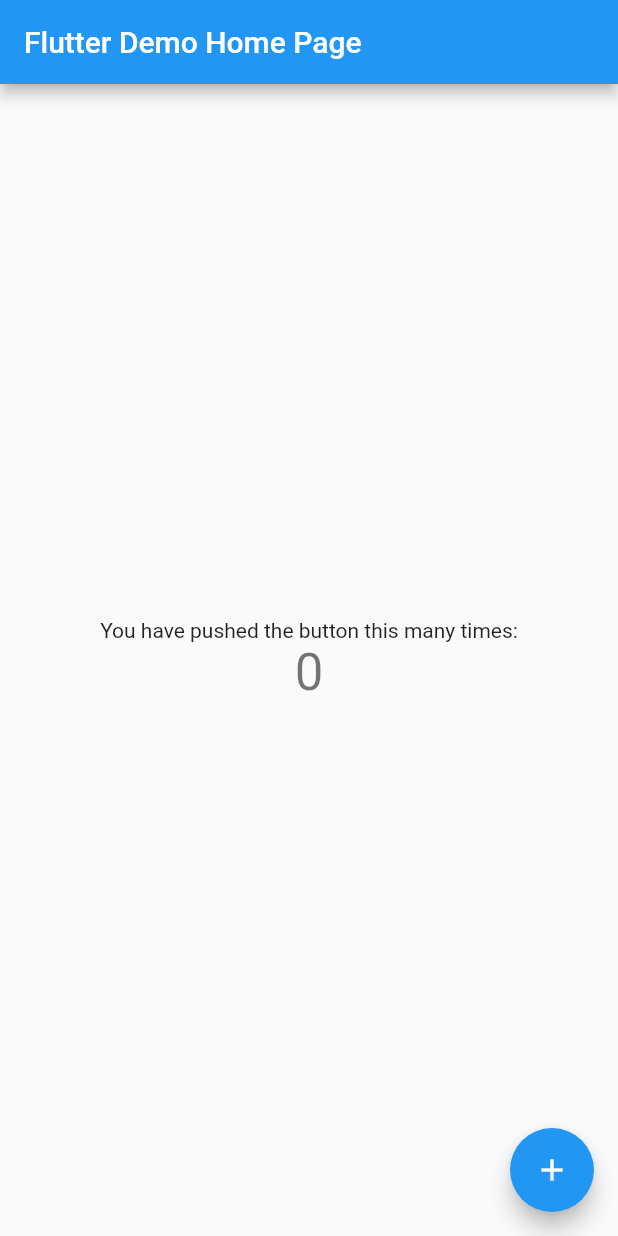
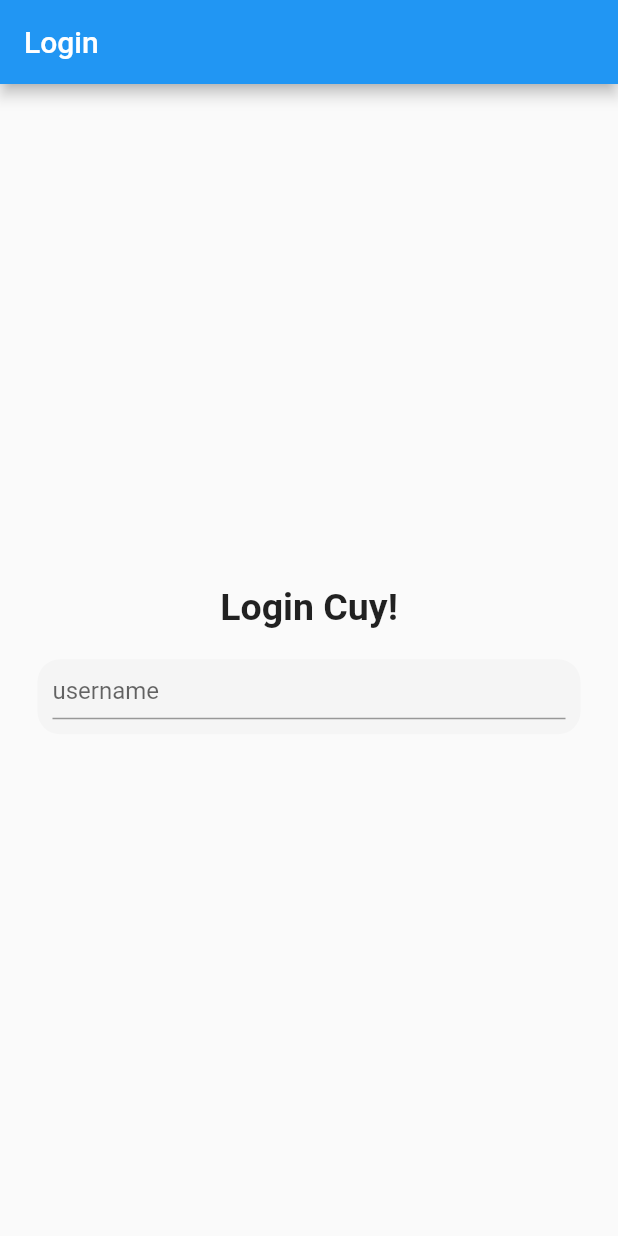
Before and after one commit to irfanrev/try-signin, a Flutter app: the screen it shows after launch, on a phone screen of 412 x 824 dp. Run offline on Flutter 3.47's test engine with Material 2 defaults, Android fonts, the phone set to English and light mode, and no system bars.

Commit message:
form login

```diff
--- a/lib/main.dart
+++ b/lib/main.dart
@@ -24,92 +24,49 @@
         // is not restarted.
         primarySwatch: Colors.blue,
       ),
-      home: const MyHomePage(title: 'Flutter Demo Home Page'),
+      home: const MyHomePage(),
     );
   }
 }
 
-class MyHomePage extends StatefulWidget {
-  const MyHomePage({Key? key, required this.title}) : super(key: key);
-
-  // This widget is the home page of your application. It is stateful, meaning
-  // that it has a State object (defined below) that contains fields that affect
-  // how it looks.
-
-  // This class is the configuration for the state. It holds the values (in this
-  // case the title) provided by the parent (in this case the App widget) and
-  // used by the build method of the State. Fields in a Widget subclass are
-  // always marked "final".
-
-  final String title;
-
-  @override
-  State<MyHomePage> createState() => _MyHomePageState();
-}
-
-class _MyHomePageState extends State<MyHomePage> {
-  int _counter = 0;
-
-  void _incrementCounter() {
-    setState(() {
-      // This call to setState tells the Flutter framework that something has
-      // changed in this State, which causes it to rerun the build method below
-      // so that the display can reflect the updated values. If we changed
-      // _counter without calling setState(), then the build method would not be
-      // called again, and so nothing would appear to happen.
-      _counter++;
-    });
-  }
+class MyHomePage extends StatelessWidget {
+  const MyHomePage({Key? key}) : super(key: key);
 
   @override
   Widget build(BuildContext context) {
-    // This method is rerun every time setState is called, for instance as done
-    // by the _incrementCounter method above.
-    //
-    // The Flutter framework has been optimized to make rerunning build methods
-    // fast, so that you can just rebuild anything that needs updating rather
-    // than having to individually change instances of widgets.
     return Scaffold(
       appBar: AppBar(
-        // Here we take the value from the MyHomePage object that was created by
-        // the App.build method, and use it to set our appbar title.
-        title: Text(widget.title),
+        title: Text('Login'),
       ),
-      body: Center(
-        // Center is a layout widget. It takes a single child and positions it
-        // in the middle of the parent.
-        child: Column(
-          // Column is also a layout widget. It takes a list of children and
-          // arranges them vertically. By default, it sizes itself to fit its
-          // children horizontally, and tries to be as tall as its parent.
-          //
-          // Invoke "debug painting" (press "p" in the console, choose the
-          // "Toggle Debug Paint" action from the Flutter Inspector in Android
-          // Studio, or the "Toggle Debug Paint" command in Visual Studio Code)
-          // to see the wireframe for each widget.
-          //
-          // Column has various properties to control how it sizes itself and
-          // how it positions its children. Here we use mainAxisAlignment to
-          // center the children vertically; the main axis here is the vertical
-          // axis because Columns are vertical (the cross axis would be
-          // horizontal).
-          mainAxisAlignment: MainAxisAlignment.center,
-          children: <Widget>[
-            const Text(
-              'You have pushed the button this many times:',
+      body: Column(
+        mainAxisAlignment: MainAxisAlignment.center,
+        children: [
+          const Text(
+            'Login Cuy!',
+            style: TextStyle(
+              fontSize: 25,
+              fontWeight: FontWeight.bold,
             ),
-            Text(
-              '$_counter',
-              style: Theme.of(context).textTheme.headline4,
+          ),
+          const SizedBox(
+            height: 20,
+          ),
+          Container(
+            padding: EdgeInsets.all(10),
+            decoration: BoxDecoration(
+                color: Colors.grey[100],
+                borderRadius: BorderRadius.circular(15)),
+            margin: EdgeInsets.symmetric(horizontal: 25),
+            width: MediaQuery.of(context).size.width,
+            height: 50,
+            child: const TextField(
+              decoration: InputDecoration(
+                hintText: 'username',
+              ),
             ),
-          ],
-        ),
+          ),
+        ],
       ),
-      floatingActionButton: FloatingActionButton(
-        onPressed: _incrementCounter,
-        tooltip: 'Increment',
-        child: const Icon(Icons.add),
-      ), // This trailing comma makes auto-formatting nicer for build methods.
     );
   }
 }
```
